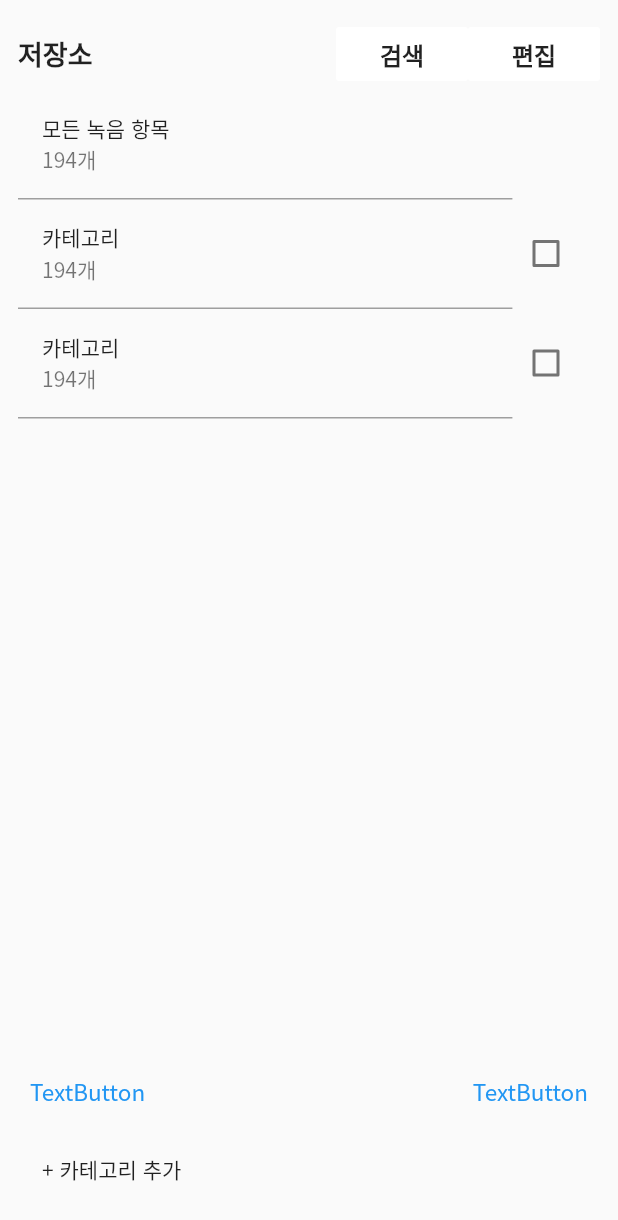
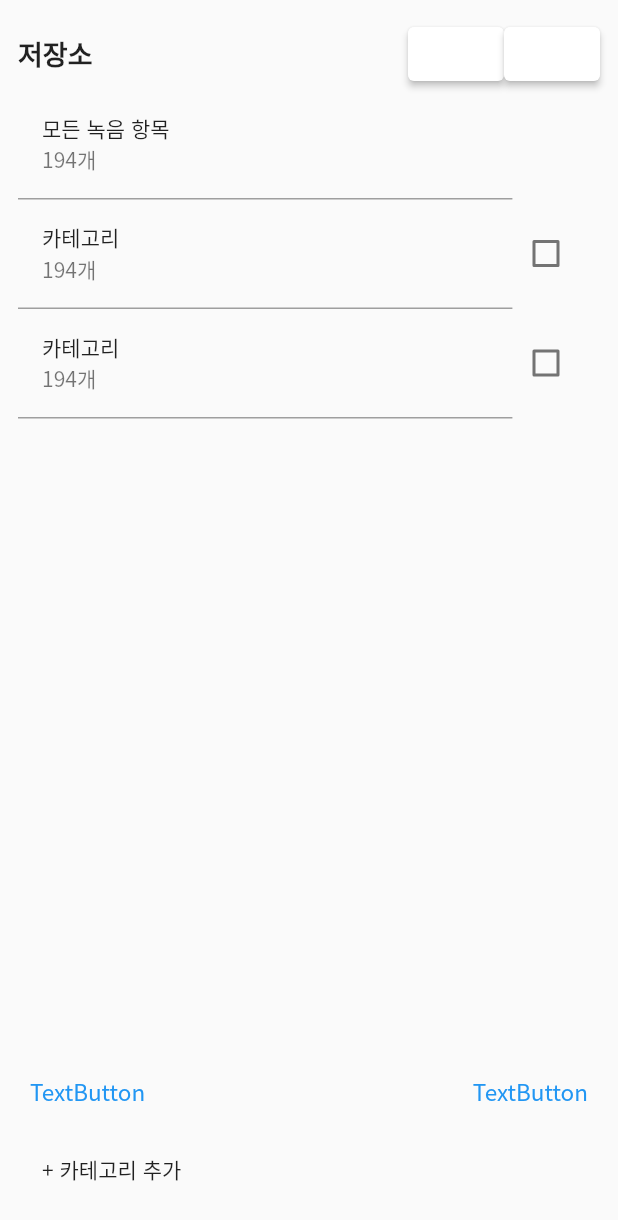
Before and after one commit to leeeeeoy/momsound-project, a Flutter app: the StorageScreen widget shown alone on an empty page, opened directly, on a phone screen of 412 x 824 dp. Shown: the top 1220 px of the screen. Run offline on Flutter 3.47's test engine with Material 2 defaults, Android fonts, the phone set to English and light mode, and no system bars; our stand-ins replace animated_splash_screen, flutter_keyboard_visibility, flutter_screenutil, flutter_spinkit, flutter_svg, freezed_annotation and 4 more; missing offline and left inert: draggable_scrollbar, easy_mask, flutter_sound; project files that could hold a hidden picture were left out.

Commit message:
커밋 reset

```diff
--- /dev/null
+++ b/lib/models/health.dart
@@ -0,0 +1,3 @@
+class Health {
+  late Map<DateTime, List> healthimfo;
+}
--- a/lib/screens/storage_screen.dart
+++ b/lib/screens/storage_screen.dart
@@ -43,8 +43,10 @@ class _StorageScreenState extends State<StorageScreen> {
                 ),
                 Row(
                   children: [
-                    FlatButton(
-                      color: Colors.white,
+                    ElevatedButton(
+                      style: ElevatedButton.styleFrom(
+                        primary: Colors.white,
+                      ),
                       onPressed: () {},
                       child: Text(
                         '검색',
@@ -54,8 +56,10 @@ class _StorageScreenState extends State<StorageScreen> {
                         ),
                       ),
                     ),
-                    FlatButton(
-                      color: Colors.white,
+                    ElevatedButton(
+                      style: ElevatedButton.styleFrom(
+                        primary: Colors.white,
+                      ),
                       onPressed: () {
                         if (!editOnOff) {
                           editOnOff = true;
```
Also changed, not shown: lib/widgets/emotion_button.dart (added, +30 -0 lines), lib/widgets/health_button.dart (added, +28 -0 lines), assets/icons/edit button.svg (added).
